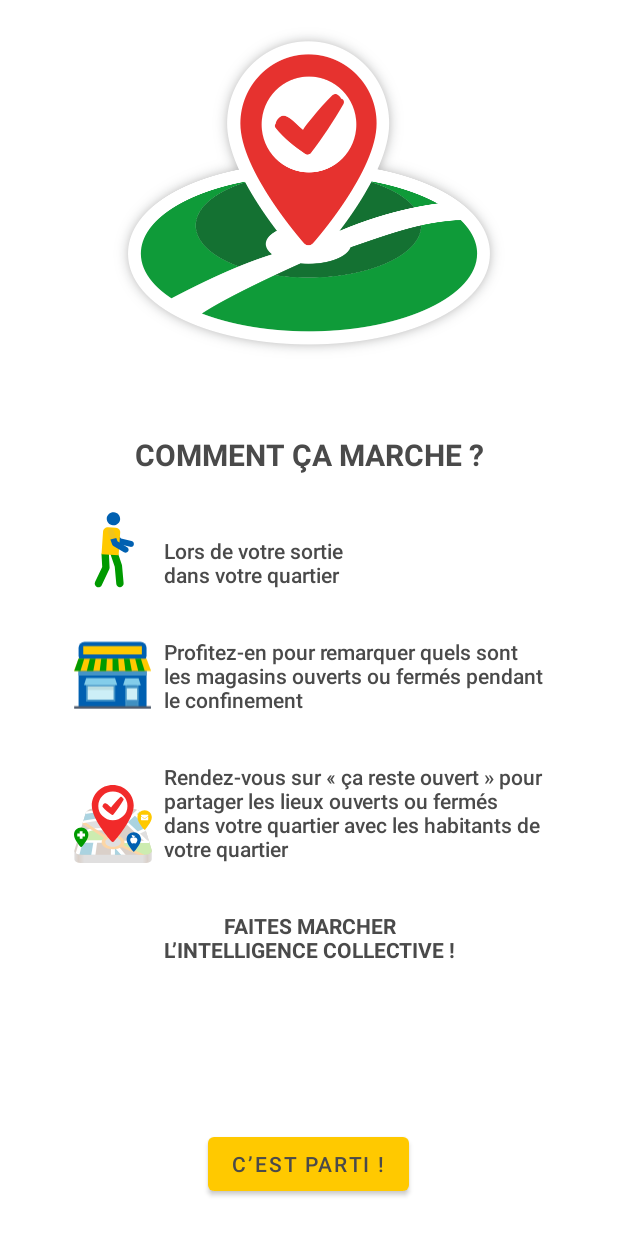
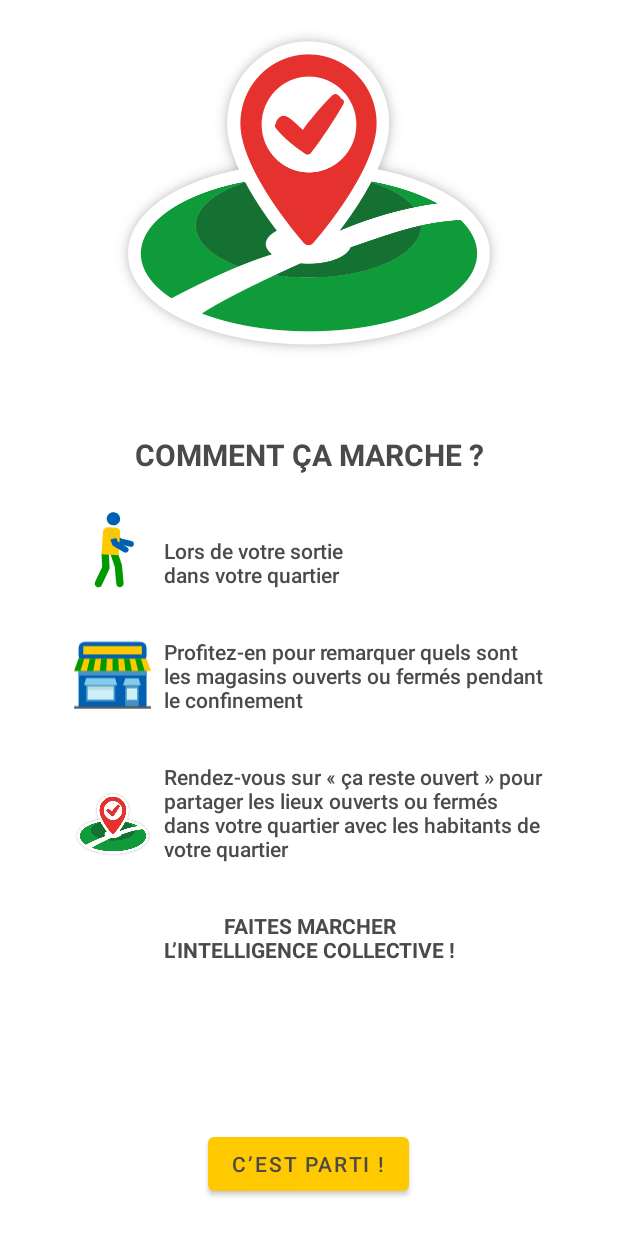
Before and after one commit to caresteouvert/caresteouvert_android, an Android app: the screen it shows after launch (OnBoardingActivity), after a tap on "COMMENT ÇA MARCHE ?", on a phone screen of 412 x 824 dp. Run offline under Robolectric (Android 15) with nearby library versions, the phone set to English and light mode, and no system bars.

Commit message:
change place icon

```diff
--- a/app/src/main/res/layout-sw360dp/fragment_summary.xml
+++ b/app/src/main/res/layout-sw360dp/fragment_summary.xml
@@ -89,12 +89,13 @@
           app:layout_constraintEnd_toStartOf="@+id/guideline4"
           app:layout_constraintHorizontal_bias="0.0"
           app:layout_constraintStart_toEndOf="@+id/image_blind" />
+
       <ImageView
           android:id="@+id/image_place"
           android:layout_width="@dimen/spacing_52"
           android:layout_height="@dimen/spacing_52"
           android:contentDescription="@string/illustration_icon"
-          android:src="@drawable/ic_logo_place"
+          android:src="@drawable/logo"
           app:layout_constraintBottom_toBottomOf="@+id/text_place"
           app:layout_constraintStart_toStartOf="@+id/guideline3" />
 
--- a/app/src/main/res/layout/fragment_summary.xml
+++ b/app/src/main/res/layout/fragment_summary.xml
@@ -89,12 +89,13 @@
           app:layout_constraintEnd_toStartOf="@+id/guideline4"
           app:layout_constraintHorizontal_bias="0.0"
           app:layout_constraintStart_toEndOf="@+id/image_blind" />
+
       <ImageView
           android:id="@+id/image_place"
           android:layout_width="@dimen/spacing_52"
           android:layout_height="@dimen/spacing_52"
           android:contentDescription="@string/illustration_icon"
-          android:src="@drawable/ic_logo_place"
+          android:src="@drawable/logo"
           app:layout_constraintBottom_toBottomOf="@+id/text_place"
           app:layout_constraintStart_toStartOf="@+id/guideline3" />
 
```
